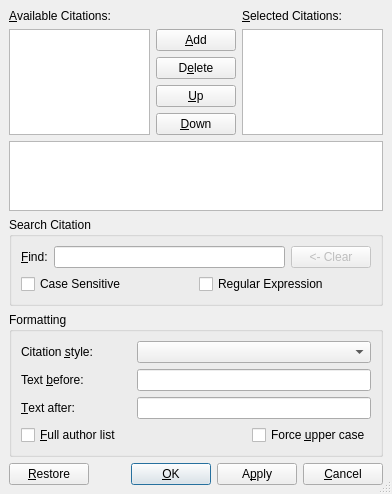
This is src/frontends/qt4/ui/QCitationUi.ui in cburschka/lyx as Qt 5 draws it before an edit. The edited form follows.
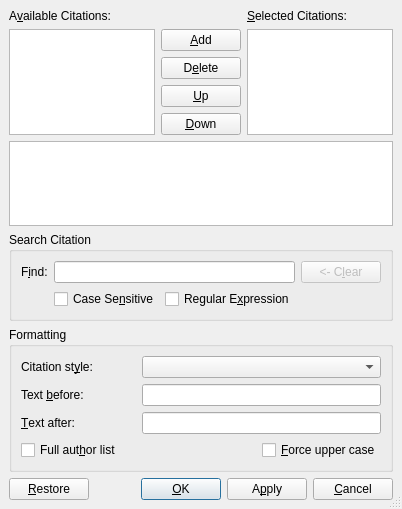
This is the edited form. Icons and pictures are not drawn.

Commit message: correct tab order and remove duplicate shortcuts

```diff
--- a/src/frontends/qt4/ui/QCitationUi.ui
+++ b/src/frontends/qt4/ui/QCitationUi.ui
@@ -5,8 +5,8 @@
    <rect>
     <x>0</x>
     <y>0</y>
-    <width>392</width>
-    <height>491</height>
+    <width>369</width>
+    <height>509</height>
    </rect>
   </property>
   <property name="sizePolicy" >
@@ -30,88 +30,6 @@
    <property name="spacing" >
     <number>6</number>
    </property>
-   <item row="1" column="0" >
-    <widget class="QTextBrowser" name="infoML" />
-   </item>
-   <item row="2" column="0" >
-    <widget class="QGroupBox" name="groupBox" >
-     <property name="title" >
-      <string>Search Citation</string>
-     </property>
-     <layout class="QGridLayout" >
-      <property name="margin" >
-       <number>9</number>
-      </property>
-      <property name="spacing" >
-       <number>6</number>
-      </property>
-      <item row="1" column="0" >
-       <layout class="QHBoxLayout" >
-        <property name="margin" >
-         <number>0</number>
-        </property>
-        <property name="spacing" >
-         <number>6</number>
-        </property>
-        <item>
-         <widget class="QCheckBox" name="caseCB" >
-          <property name="text" >
-           <string>Case Sensitive</string>
-          </property>
-         </widget>
-        </item>
-        <item>
-         <widget class="QCheckBox" name="regexCB" >
-          <property name="text" >
-           <string>Regular Expression</string>
-          </property>
-         </widget>
-        </item>
-       </layout>
-      </item>
-      <item row="0" column="0" >
-       <layout class="QHBoxLayout" >
-        <property name="margin" >
-         <number>0</number>
-        </property>
-        <property name="spacing" >
-         <number>6</number>
-        </property>
-        <item>
-         <widget class="QLabel" name="findKeysLA" >
-          <property name="text" >
-           <string>&amp;Find:</string>
-          </property>
-          <property name="alignment" >
-           <set>Qt::AlignLeading|Qt::AlignLeft|Qt::AlignVCenter</set>
-          </property>
-          <property name="buddy" >
-           <cstring>findLE</cstring>
-          </property>
-         </widget>
-        </item>
-        <item>
-         <widget class="QLineEdit" name="findLE" >
-          <property name="text" >
-           <string/>
-          </property>
-         </widget>
-        </item>
-        <item>
-         <widget class="QPushButton" name="clearPB" >
-          <property name="enabled" >
-           <bool>false</bool>
-          </property>
-          <property name="text" >
-           <string>&lt;- Clear</string>
-          </property>
-         </widget>
-        </item>
-       </layout>
-      </item>
-     </layout>
-    </widget>
-   </item>
    <item row="0" column="0" >
     <layout class="QGridLayout" >
      <property name="margin" >
@@ -120,39 +38,6 @@
      <property name="spacing" >
       <number>6</number>
      </property>
-     <item row="0" column="0" colspan="2" >
-      <widget class="QLabel" name="availableKeysLA" >
-       <property name="text" >
-        <string>&amp;Available Citations:</string>
-       </property>
-       <property name="buddy" >
-        <cstring>availableLV</cstring>
-       </property>
-      </widget>
-     </item>
-     <item row="1" column="1" >
-      <widget class="QPushButton" name="addPB" >
-       <property name="toolTip" >
-        <string/>
-       </property>
-       <property name="text" >
-        <string>&amp;Add</string>
-       </property>
-       <property name="autoDefault" >
-        <bool>true</bool>
-       </property>
-      </widget>
-     </item>
-     <item row="0" column="2" >
-      <widget class="QLabel" name="selectedKeysLA" >
-       <property name="text" >
-        <string>&amp;Selected Citations:</string>
-       </property>
-       <property name="buddy" >
-        <cstring>selectedLV</cstring>
-       </property>
-      </widget>
-     </item>
      <item row="4" column="1" >
       <widget class="QPushButton" name="upPB" >
        <property name="sizePolicy" >
@@ -174,33 +59,6 @@
        </property>
       </widget>
      </item>
-     <item rowspan="5" row="1" column="2" >
-      <widget class="QListView" name="selectedLV" >
-       <property name="editTriggers" >
-        <set>QAbstractItemView::NoEditTriggers</set>
-       </property>
-      </widget>
-     </item>
-     <item row="3" column="1" >
-      <spacer>
-       <property name="orientation" >
-        <enum>Qt::Vertical</enum>
-       </property>
-       <property name="sizeHint" >
-        <size>
-         <width>20</width>
-         <height>16</height>
-        </size>
-       </property>
-      </spacer>
-     </item>
-     <item rowspan="5" row="1" column="0" >
-      <widget class="QListView" name="availableLV" >
-       <property name="editTriggers" >
-        <set>QAbstractItemView::NoEditTriggers</set>
-       </property>
-      </widget>
-     </item>
      <item row="5" column="1" >
       <widget class="QPushButton" name="downPB" >
        <property name="sizePolicy" >
@@ -222,6 +80,19 @@
        </property>
       </widget>
      </item>
+     <item row="3" column="1" >
+      <spacer>
+       <property name="orientation" >
+        <enum>Qt::Vertical</enum>
+       </property>
+       <property name="sizeHint" >
+        <size>
+         <width>77</width>
+         <height>16</height>
+        </size>
+       </property>
+      </spacer>
+     </item>
      <item row="2" column="1" >
       <widget class="QPushButton" name="deletePB" >
        <property name="text" >
@@ -229,8 +100,62 @@
        </property>
       </widget>
      </item>
+     <item rowspan="5" row="1" column="0" >
+      <widget class="QListView" name="availableLV" >
+       <property name="editTriggers" >
+        <set>QAbstractItemView::NoEditTriggers</set>
+       </property>
+      </widget>
+     </item>
+     <item row="1" column="1" >
+      <widget class="QPushButton" name="addPB" >
+       <property name="toolTip" >
+        <string/>
+       </property>
+       <property name="text" >
+        <string>&amp;Add</string>
+       </property>
+       <property name="autoDefault" >
+        <bool>true</bool>
+       </property>
+      </widget>
+     </item>
+     <item row="0" column="2" >
+      <widget class="QLabel" name="selectedKeysLA" >
+       <property name="text" >
+        <string>&amp;Selected Citations:</string>
+       </property>
+       <property name="buddy" >
+        <cstring>selectedLV</cstring>
+       </property>
+      </widget>
+     </item>
+     <item row="0" column="0" >
+      <widget class="QLabel" name="availableKeysLA" >
+       <property name="text" >
+        <string>A&amp;vailable Citations:</string>
+       </property>
+       <property name="buddy" >
+        <cstring>availableLV</cstring>
+       </property>
+      </widget>
+     </item>
+     <item rowspan="5" row="1" column="2" >
+      <widget class="QListView" name="selectedLV" >
+       <property name="editTriggers" >
+        <set>QAbstractItemView::NoEditTriggers</set>
+       </property>
+      </widget>
+     </item>
     </layout>
    </item>
+   <item row="1" column="0" >
+    <widget class="QTextBrowser" name="infoML" >
+     <property name="focusPolicy" >
+      <enum>Qt::NoFocus</enum>
+     </property>
+    </widget>
+   </item>
    <item row="3" column="0" >
     <widget class="QGroupBox" name="styleGB" >
      <property name="title" >
@@ -264,7 +189,7 @@
       <item row="0" column="0" >
        <widget class="QLabel" name="citationStyleLA" >
         <property name="text" >
-         <string>Citation &amp;style:</string>
+         <string>Citation st&amp;yle:</string>
         </property>
         <property name="buddy" >
          <cstring>citationStyleCO</cstring>
@@ -277,7 +202,7 @@
          <string>List all authors</string>
         </property>
         <property name="text" >
-         <string>&amp;Full author list</string>
+         <string>Full aut&amp;hor list</string>
         </property>
        </widget>
       </item>
@@ -287,7 +212,7 @@
          <string>Force upper case in citation</string>
         </property>
         <property name="text" >
-         <string>Force &amp;upper case</string>
+         <string>&amp;Force upper case</string>
         </property>
        </widget>
       </item>
@@ -404,6 +329,78 @@
      </item>
     </layout>
    </item>
+   <item row="2" column="0" >
+    <widget class="QGroupBox" name="groupBox" >
+     <property name="title" >
+      <string>Search Citation</string>
+     </property>
+     <property name="flat" >
+      <bool>true</bool>
+     </property>
+     <layout class="QGridLayout" >
+      <property name="margin" >
+       <number>9</number>
+      </property>
+      <property name="spacing" >
+       <number>6</number>
+      </property>
+      <item row="1" column="1" >
+       <layout class="QHBoxLayout" >
+        <property name="margin" >
+         <number>0</number>
+        </property>
+        <property name="spacing" >
+         <number>6</number>
+        </property>
+        <item>
+         <widget class="QCheckBox" name="caseCB" >
+          <property name="text" >
+           <string>Case Se&amp;nsitive</string>
+          </property>
+         </widget>
+        </item>
+        <item>
+         <widget class="QCheckBox" name="regexCB" >
+          <property name="text" >
+           <string>Regular E&amp;xpression</string>
+          </property>
+         </widget>
+        </item>
+       </layout>
+      </item>
+      <item row="0" column="2" >
+       <widget class="QPushButton" name="clearPB" >
+        <property name="enabled" >
+         <bool>false</bool>
+        </property>
+        <property name="text" >
+         <string>&lt;- C&amp;lear</string>
+        </property>
+       </widget>
+      </item>
+      <item row="0" column="1" >
+       <widget class="QLineEdit" name="findLE" >
+        <property name="text" >
+         <string/>
+        </property>
+       </widget>
+      </item>
+      <item row="0" column="0" >
+       <widget class="QLabel" name="findKeysLA" >
+        <property name="text" >
+         <string>F&amp;ind:</string>
+        </property>
+        <property name="alignment" >
+         <set>Qt::AlignLeading|Qt::AlignLeft|Qt::AlignVCenter</set>
+        </property>
+        <property name="buddy" >
+         <cstring>findLE</cstring>
+        </property>
+       </widget>
+      </item>
+     </layout>
+    </widget>
+   </item>
   </layout>
  </widget>
  <tabstops>
```
Left out of the diff: 5 changed lines with no effect on the pictures.
